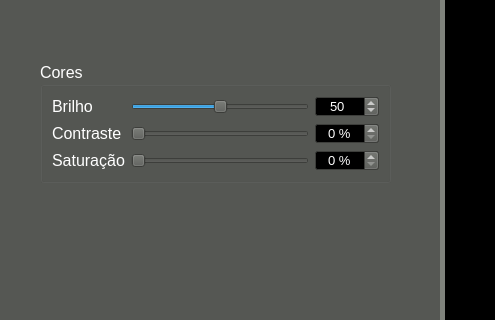
Qt form lf.ui (pHgon/LF_Visualization_and_Design) before a commit; both pictures show x 0 to 495 and y 147 to 467 of the 1366 by 695 pixel window.
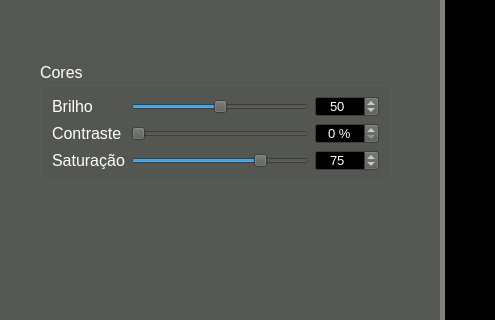
The same form after that commit.

The edit to the form file:
```diff
--- a/lf.ui
+++ b/lf.ui
@@ -682,6 +682,12 @@
        <property name="focusPolicy">
         <enum>Qt::NoFocus</enum>
        </property>
+       <property name="maximum">
+        <number>100</number>
+       </property>
+       <property name="value">
+        <number>75</number>
+       </property>
        <property name="orientation">
         <enum>Qt::Horizontal</enum>
        </property>
@@ -774,11 +780,20 @@
         <set>Qt::AlignCenter</set>
        </property>
        <property name="suffix">
-        <string> %</string>
+        <string> </string>
        </property>
        <property name="maximum">
         <number>100</number>
        </property>
+       <property name="singleStep">
+        <number>1</number>
+       </property>
+       <property name="value">
+        <number>75</number>
+       </property>
+       <property name="displayIntegerBase">
+        <number>10</number>
+       </property>
       </widget>
      </item>
     </layout>
```
Left out of the diff: 36 changed lines with no effect on the pictures.
